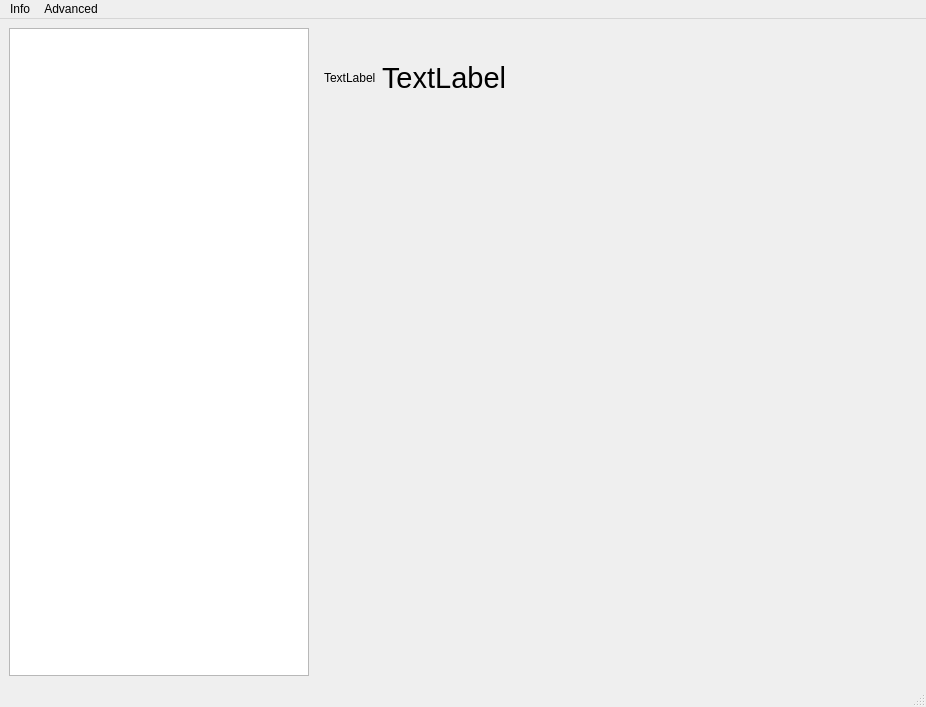
Before: the Qt Designer form ui/admin.ui in viur-framework/viur-admin, drawn with Qt 5.
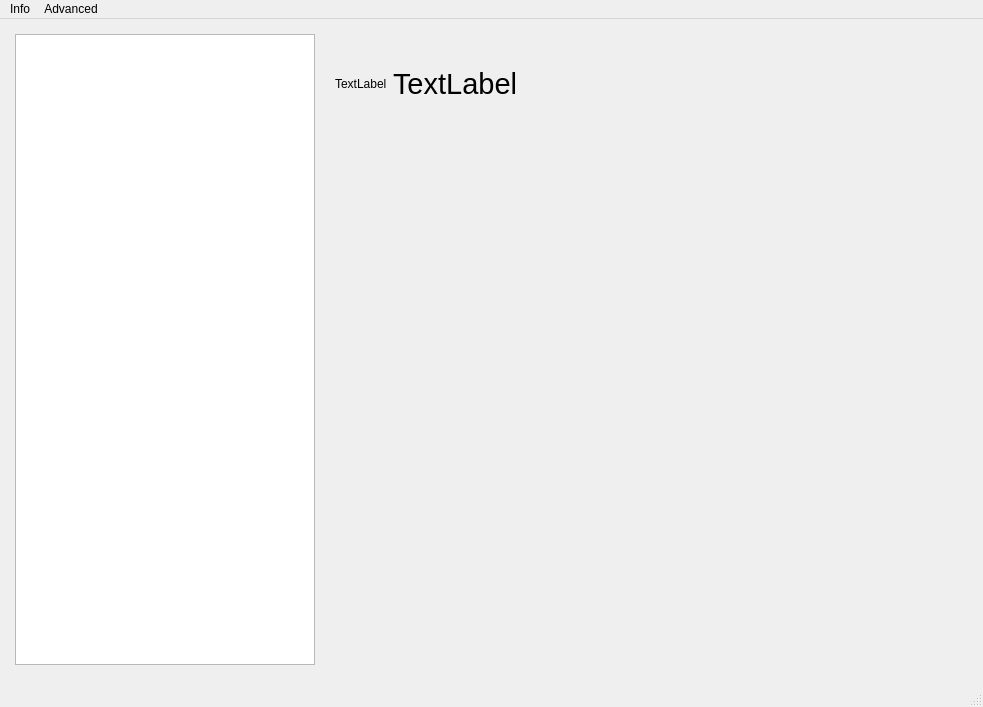
After: the same form once the commit is applied. Icons and pictures are not drawn.

The edit to the form file:
```diff
--- a/ui/admin.ui
+++ b/ui/admin.ui
@@ -6,7 +6,7 @@
    <rect>
     <x>0</x>
     <y>0</y>
-    <width>926</width>
+    <width>983</width>
     <height>707</height>
    </rect>
   </property>
@@ -25,6 +25,21 @@
   </property>
   <widget class="QWidget" name="centralwidget">
    <layout class="QHBoxLayout" name="horizontalLayout_2">
+    <property name="spacing">
+     <number>20</number>
+    </property>
+    <property name="leftMargin">
+     <number>15</number>
+    </property>
+    <property name="topMargin">
+     <number>15</number>
+    </property>
+    <property name="rightMargin">
+     <number>15</number>
+    </property>
+    <property name="bottomMargin">
+     <number>20</number>
+    </property>
     <item>
      <widget class="QTreeWidget" name="treeWidget">
       <property name="minimumSize">
@@ -92,6 +107,9 @@
          </size>
         </property>
         <layout class="QHBoxLayout" name="horizontalLayout">
+         <property name="margin">
+          <number>0</number>
+         </property>
          <item>
           <widget class="QLabel" name="iconLbl">
            <property name="text">
@@ -148,8 +166,8 @@
     <rect>
      <x>0</x>
      <y>0</y>
-     <width>926</width>
-     <height>21</height>
+     <width>983</width>
+     <height>22</height>
     </rect>
    </property>
    <widget class="QMenu" name="menuInfo">
```
